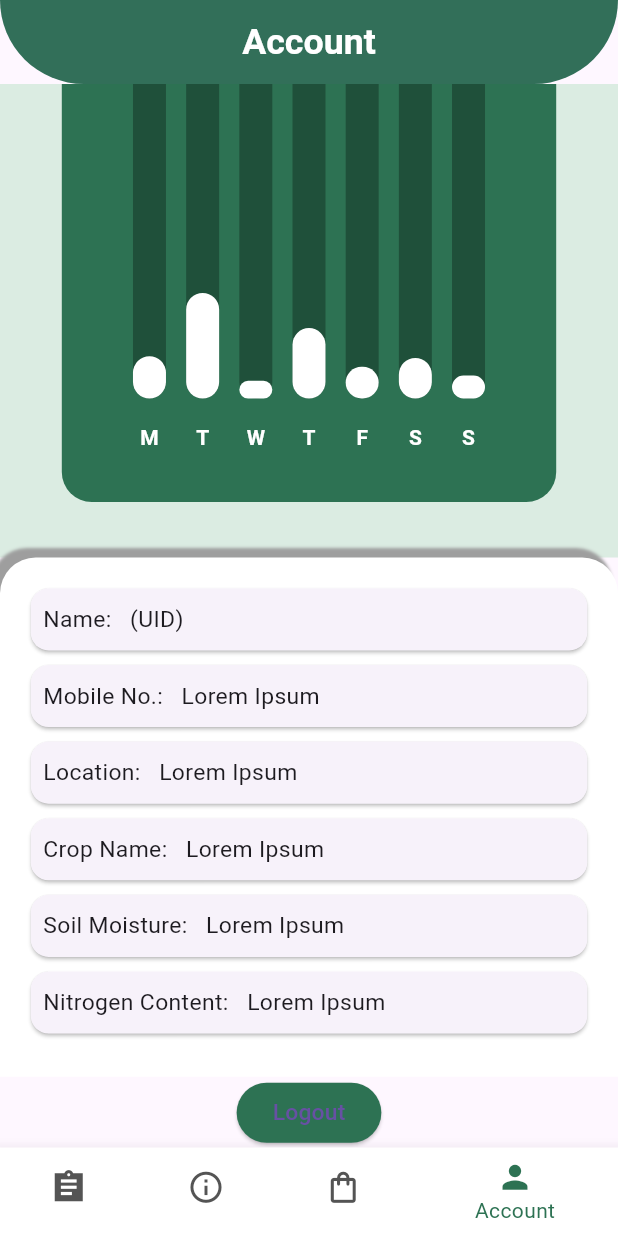
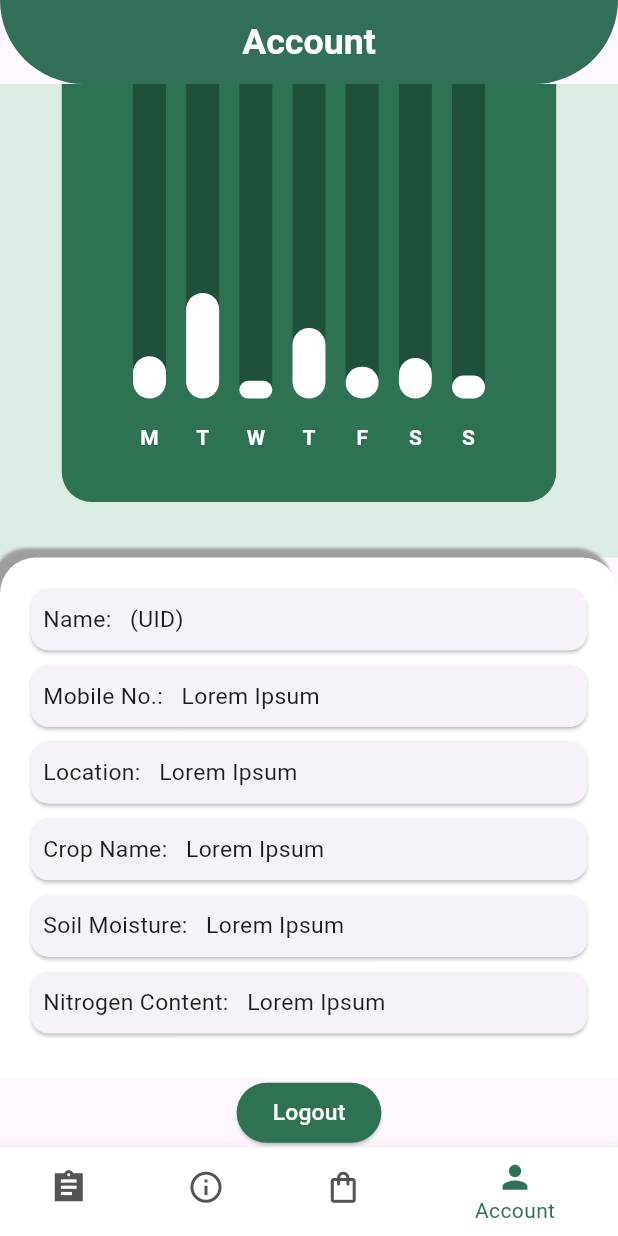
Before and after one commit to Krishi-Gyan/Krishi-Gyan-App, a Flutter app: the screen it shows once a user with an empty profile is signed in, item 4 of the bottom bar chosen, scrolled down 121 dp, on a phone screen of 412 x 824 dp. Run offline on Flutter 3.47's test engine with Material 3 defaults, Android fonts, the phone set to English and light mode, and no system bars; drawn by our look-alikes of fl_chart; our stand-ins replace carousel_slider, cloud_firestore, file_picker, firebase_auth, firebase_core, firebase_storage and 8 more; missing offline and left inert: menu_button; accounts and stored records are empty.

Commit message:
Corrected flow

```diff
--- a/lib/screens/account_page.dart
+++ b/lib/screens/account_page.dart
@@ -134,7 +134,7 @@ class _AccountPageState extends State<AccountPage> {
                                     width: 2.w,
                                   ),
                                   Text(
-                                    "(UID)${context.read<Login>().currentUser!.uid}",
+                                    "(UID)${context.read<Login>().currentUser?.uid ?? ''}",
                                     style: TextStyle(fontSize: 16.sp),
                                   ),
                                 ],
@@ -295,7 +295,7 @@ class _AccountPageState extends State<AccountPage> {
                     ),
                 child: Text(
                   "Logout",
-                  style: TextStyle(fontSize: 16.sp),
+                  style: TextStyle(fontSize: 16.sp, color: Colors.white),
                 ),
                 style: ElevatedButton.styleFrom(backgroundColor: darkGreen),
               ),
```
Also changed, not shown: lib/screens/info_page.dart (+6 -1 lines), lib/screens/login_page.dart (+7 -1 lines), pubspec.lock.
